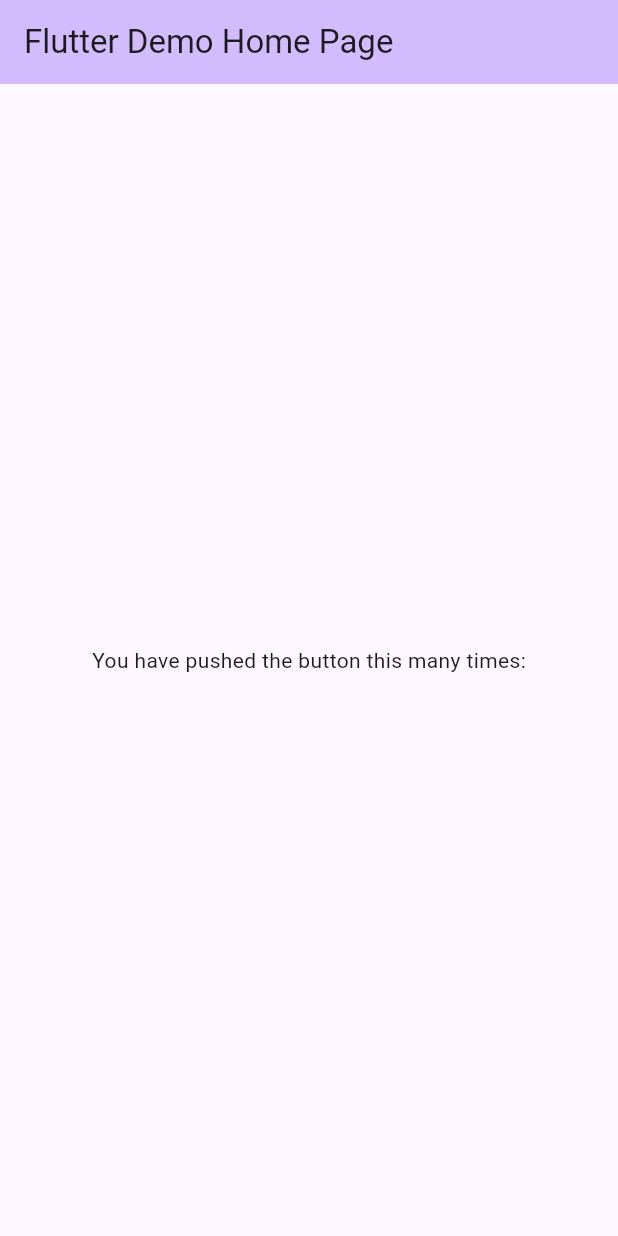
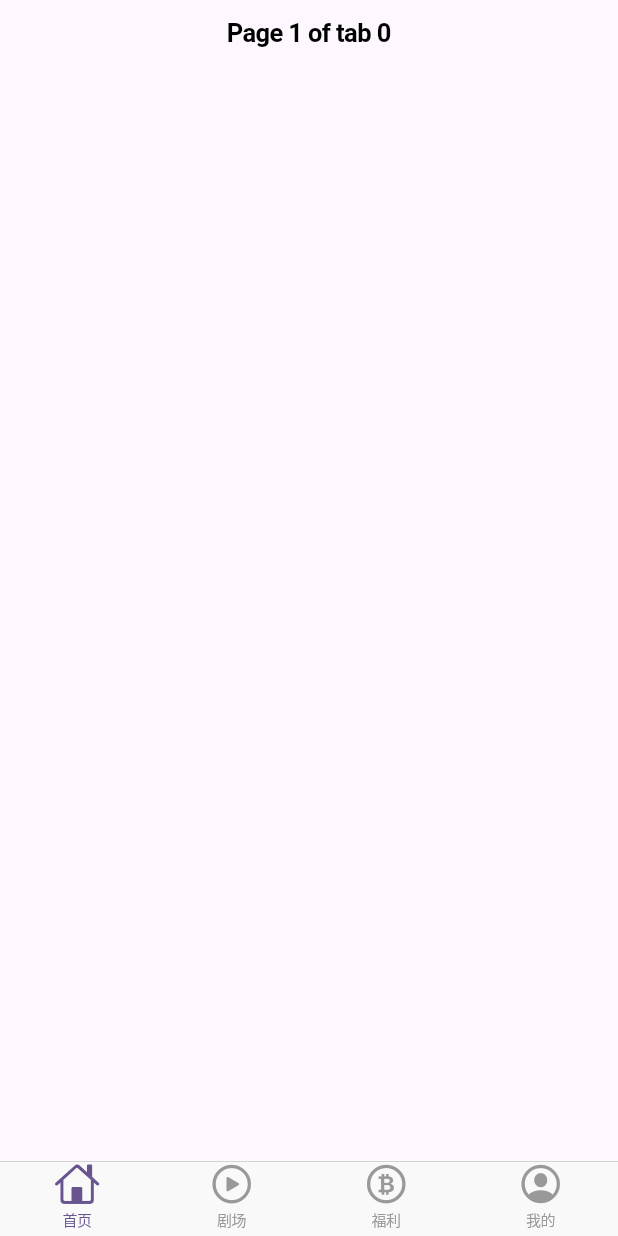
Before and after one commit to yamasea-major/web3skit, a Flutter app: the screen it shows after launch, on a phone screen of 412 x 824 dp. Run offline on Flutter 3.47's test engine with Material 3 defaults, Android fonts, the phone set to English and light mode, and no system bars.

Commit message:
add main tab

```diff
--- a/skit_app/lib/ui/SkHomePage.dart
+++ b/skit_app/lib/ui/SkHomePage.dart
@@ -1,5 +1,5 @@
 import 'package:flutter/material.dart';
-
+import 'SkHomeTabPage.dart';
 
 class SkHomePage extends StatelessWidget {
   const SkHomePage({super.key});
@@ -10,109 +10,10 @@ class SkHomePage extends StatelessWidget {
     return MaterialApp(
       title: 'Flutter Demo',
       theme: ThemeData(
-        // This is the theme of your application.
-        //
-        // TRY THIS: Try running your application with "flutter run". You'll see
-        // the application has a purple toolbar. Then, without quitting the app,
-        // try changing the seedColor in the colorScheme below to Colors.green
-        // and then invoke "hot reload" (save your changes or press the "hot
-        // reload" button in a Flutter-supported IDE, or press "r" if you used
-        // the command line to start the app).
-        //
-        // Notice that the counter didn't reset back to zero; the application
-        // state is not lost during the reload. To reset the state, use hot
-        // restart instead.
-        //
-        // This works for code too, not just values: Most code changes can be
-        // tested with just a hot reload.
         colorScheme: ColorScheme.fromSeed(seedColor: Colors.deepPurple),
         useMaterial3: true,
       ),
-      home: const MyHomePage(title: 'Flutter Demo Home Page'),
+      home: SkHomeTabPage(),
     );
   }
 }
-
-class MyHomePage extends StatefulWidget {
-  const MyHomePage({super.key, required this.title});
-
-  // This widget is the home page of your application. It is stateful, meaning
-  // that it has a State object (defined below) that contains fields that affect
-  // how it looks.
-
-  // This class is the configuration for the state. It holds the values (in this
-  // case the title) provided by the parent (in this case the App widget) and
-  // used by the build method of the State. Fields in a Widget subclass are
-  // always marked "final".
-
-  final String title;
-
-  @override
-  State<MyHomePage> createState() => _MyHomePageState();
-}
-
-class _MyHomePageState extends State<MyHomePage> {
-  int _counter = 0;
-
-  void _incrementCounter() {
-    setState(() {
-      // This call to setState tells the Flutter framework that something has
-      // changed in this State, which causes it to rerun the build method below
-      // so that the display can reflect the updated values. If we changed
-      // _counter without calling setState(), then the build method would not be
-      // called again, and so nothing would appear to happen.
-      _counter++;
-    });
-  }
-
-  @override
-  Widget build(BuildContext context) {
-    // This method is rerun every time setState is called, for instance as done
-    // by the _incrementCounter method above.
-    //
-    // The Flutter framework has been optimized to make rerunning build methods
-    // fast, so that you can just rebuild anything that needs updating rather
-    // than having to individually change instances of widgets.
-    return Scaffold(
-      appBar: AppBar(
-        // TRY THIS: Try changing the color here to a specific color (to
-        // Colors.amber, perhaps?) and trigger a hot reload to see the AppBar
-        // change color while the other colors stay the same.
-        backgroundColor: Theme.of(context).colorScheme.inversePrimary,
-        // Here we take the value from the MyHomePage object that was created by
-        // the App.build method, and use it to set our appbar title.
-        title: Text(widget.title),
-      ),
-      body: Center(
-        // Center is a layout widget. It takes a single child and positions it
-        // in the middle of the parent.
-        child: Column(
-          // Column is also a layout widget. It takes a list of children and
-          // arranges them vertically. By default, it sizes itself to fit its
-          // children horizontally, and tries to be as tall as its parent.
-          //
-          // Column has various properties to control how it sizes itself and
-          // how it positions its children. Here we use mainAxisAlignment to
-          // center the children vertically; the main axis here is the vertical
-          // axis because Columns are vertical (the cross axis would be
-          // horizontal).
-          //
-          // TRY THIS: Invoke "debug painting" (choose the "Toggle Debug Paint"
-          // action in the IDE, or press "p" in the console), to see the
-          // wireframe for each widget.
-          mainAxisAlignment: MainAxisAlignment.center,
-          children: <Widget>[
-            const Text(
-              'You have pushed the button this many times:',
-            ),
-            // Text(
-            //   '$_counter',
-            //   style: Theme.of(context).textTheme.headlineMedium,
-            // ),
-          ],
-        ),
-      ),
-// This trailing comma makes auto-formatting nicer for build methods.
-    );
-  }
-}
--- /dev/null
+++ b/skit_app/lib/ui/SkHomeTabPage.dart
@@ -0,0 +1,39 @@
+import 'package:flutter/cupertino.dart';
+
+class SkHomeTabPage extends StatefulWidget {
+  @override
+  _SkHomeTabPageState createState() => _SkHomeTabPageState();
+}
+
+class _SkHomeTabPageState extends State<SkHomeTabPage> {
+  @override
+  Widget build(BuildContext context) {
+    return CupertinoTabScaffold(
+      tabBar: CupertinoTabBar(
+        items: <BottomNavigationBarItem>[
+          BottomNavigationBarItem(
+              icon: Icon(CupertinoIcons.home), label: ('首页')),
+          BottomNavigationBarItem(
+              icon: Icon(CupertinoIcons.arrowtriangle_right_circle),
+              label: ('剧场')),
+          BottomNavigationBarItem(
+              icon: Icon(CupertinoIcons.bitcoin_circle), label: ('福利')),
+          BottomNavigationBarItem(
+              icon: Icon(CupertinoIcons.profile_circled), label: ('我的')),
+        ],
+      ),
+      tabBuilder: (BuildContext context, int index) {
+        return CupertinoTabView(
+          builder: (BuildContext context) {
+            return CupertinoPageScaffold(
+              navigationBar: CupertinoNavigationBar(
+                middle: Text('Page 1 of tab $index'),
+              ),
+              child: Center(), // 这里有省略一些代码
+            );
+          },
+        );
+      },
+    );
+  }
+}
```
